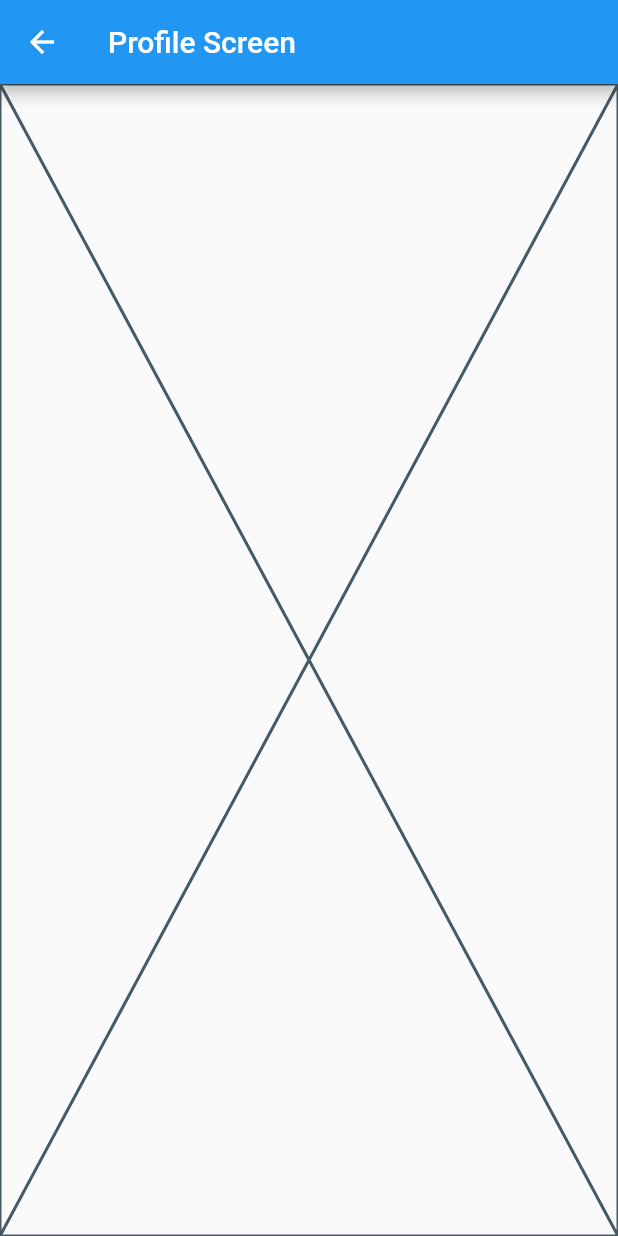
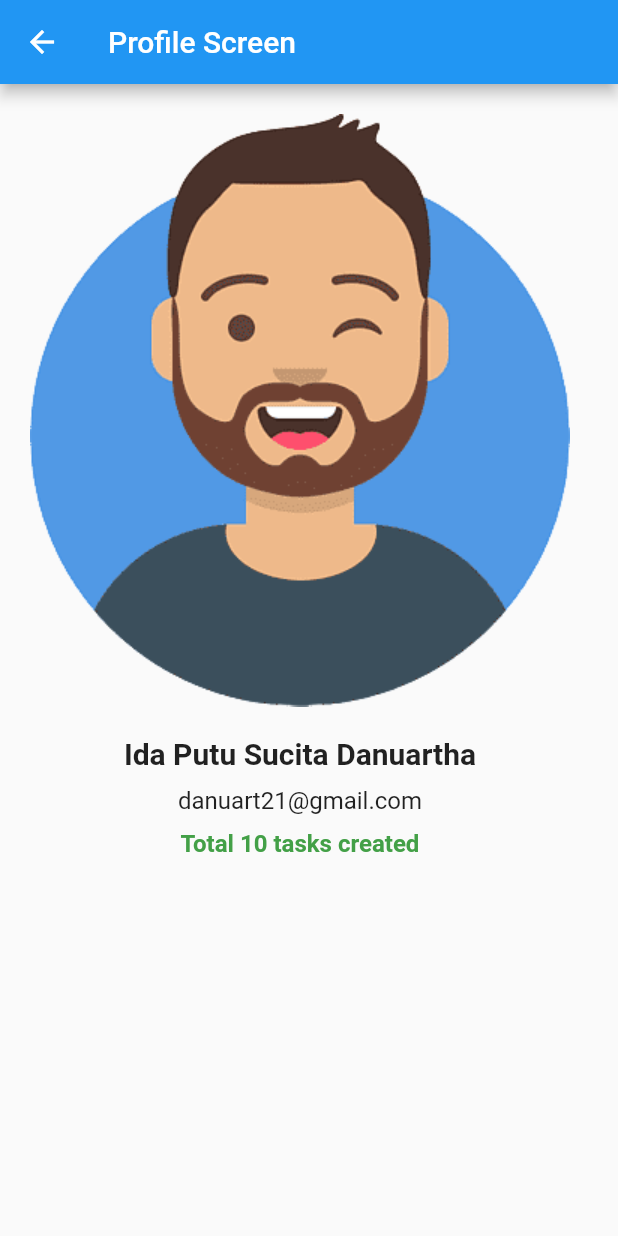
Before and after one commit to IdaDanuartha/todo-app-with-flutter, a Flutter app: the ProfileScreen screen opened directly, on a phone screen of 412 x 824 dp. Run offline on Flutter 3.47's test engine with Material 2 defaults, Android fonts, the phone set to English and light mode, and no system bars.

Commit message:
styling profile screen

```diff
--- a/lib/main.dart
+++ b/lib/main.dart
@@ -13,7 +13,7 @@ class MyApp extends StatelessWidget {
   Widget build(BuildContext context) {
     return const MaterialApp(
       debugShowCheckedModeBanner: false,
-      home: LandingScreen()
+      home: const LandingScreen()
     );
   }
 }
--- a/lib/screens/profile_screen.dart
+++ b/lib/screens/profile_screen.dart
@@ -1,20 +1,29 @@
 import 'package:flutter/material.dart';
+import 'package:todo_app_with_firebase/screens/task_list_screen.dart';
 
-class ProfileScreen extends StatefulWidget {
+class ProfileScreen extends StatelessWidget {
   const ProfileScreen({super.key});
 
-  @override
-  State<ProfileScreen> createState() => _ProfileScreenState();
-}
-
-class _ProfileScreenState extends State<ProfileScreen> {
   @override
   Widget build(BuildContext context) {
     return Scaffold(
       appBar: AppBar(
-        title: const Text("Profile Screen"),
+        title: Text("Profile Screen"),
       ),
-      body: const Placeholder(),
+      body: Padding(
+        padding: const EdgeInsets.all(20),
+        child: Column(
+          children: [
+            Image.asset('assets/images/avatar-img.png'),
+            SizedBox(height: 20,),
+            Text("Ida Putu Sucita Danuartha", style: TextStyle(fontWeight: FontWeight.w600, fontSize: 20),),
+            SizedBox(height: 10,),
+            Text("danuart21@gmail.com", style: TextStyle(fontWeight: FontWeight.w400, fontSize: 16)),
+            SizedBox(height: 10,),
+            Text("Total 10 tasks created", style: TextStyle(fontWeight: FontWeight.w600, fontSize: 16, color: Colors.green[600])),
+          ]
+        ),
+      ),
     );
   }
 }
--- a/pubspec.yaml
+++ b/pubspec.yaml
@@ -59,9 +59,8 @@ flutter:
   uses-material-design: true
 
   # To add assets to your application, add an assets section, like this:
-  # assets:
-  #   - images/a_dot_burr.jpeg
-  #   - images/a_dot_ham.jpeg
+  assets:
+     - assets/images/
 
   # An image asset can refer to one or more resolution-specific "variants", see
   # https://flutter.dev/assets-and-images/#resolution-aware
```
Also changed, not shown: lib/screens/task_list_screen.dart (+8 -3 lines), assets/images/avatar-img.png (added).
